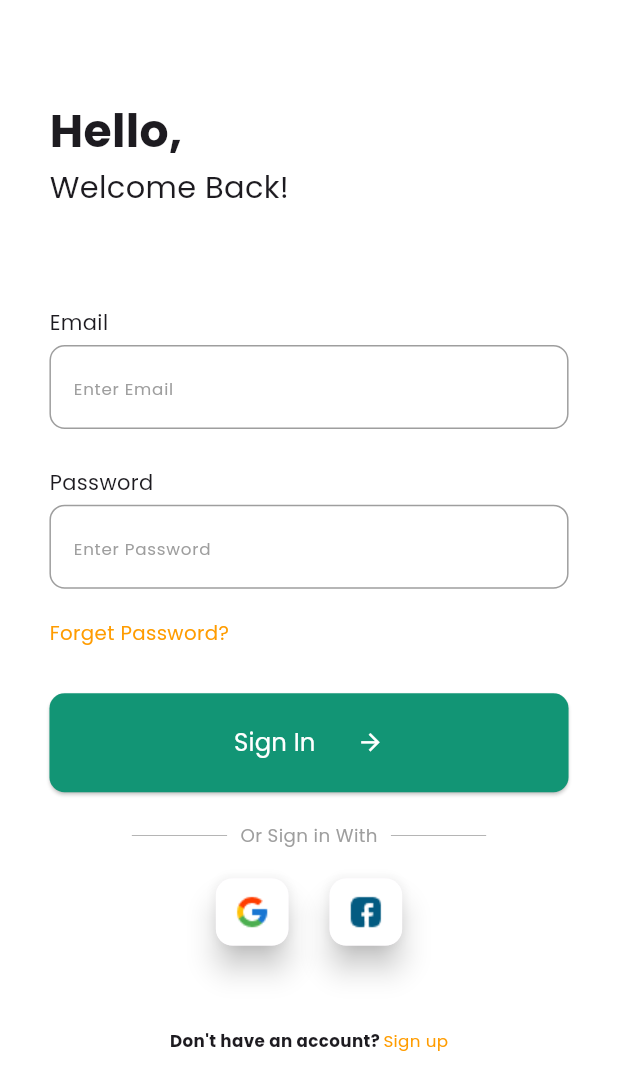
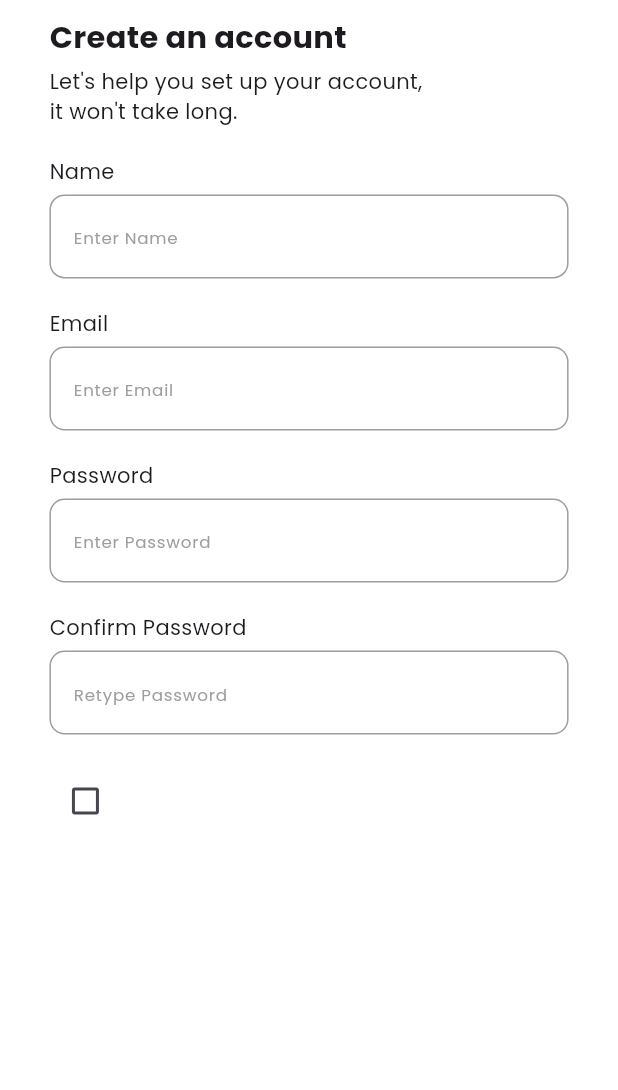
Before and after one commit to MohamedGomaa201/Food_Recipes, a Flutter app: the SigninView screen opened directly, after a tap on "Sign up", on a phone screen of 412 x 824 dp. Shown: the top 1090 px of the screen. Run offline on Flutter 3.47's test engine with Material 3 defaults, Android fonts, the phone set to English and light mode, and no system bars; our stand-ins replace flutter_screenutil.

Commit message:
Starting Working in signup view

```diff
--- a/lib/core/themes/app_colors.dart
+++ b/lib/core/themes/app_colors.dart
@@ -2,4 +2,5 @@ import 'package:flutter/material.dart';
 
 class AppColors {
   static const mainColor = Color.fromRGBO(18, 149, 117, 1);
+  static const secondaryColor = Color.fromRGBO(255, 156, 0, 1);
 }
--- /dev/null
+++ b/lib/features/auth/presentation/view/signup_view.dart
@@ -0,0 +1,13 @@
+import 'package:flutter/material.dart';
+import 'package:food_recipes/features/auth/presentation/view/widgets/signup_body.dart';
+
+class SignupView extends StatelessWidget {
+  const SignupView({super.key});
+
+  @override
+  Widget build(BuildContext context) {
+    return Scaffold(
+      body: SignupBody(),
+    );
+  }
+}
--- a/lib/features/auth/presentation/view/widgets/non_clickable_with_clickable_text.dart
+++ b/lib/features/auth/presentation/view/widgets/non_clickable_with_clickable_text.dart
@@ -5,10 +5,11 @@ import 'package:food_recipes/core/themes/styles.dart';
 class NonClickableWithClickableText extends StatelessWidget {
   final String nonClickable;
   final String clickable;
+  final Function() onTap;
   const NonClickableWithClickableText({
     super.key,
     required this.nonClickable,
-    required this.clickable,
+    required this.clickable, required this.onTap,
   });
 
   @override
@@ -22,7 +23,7 @@ class NonClickableWithClickableText extends StatelessWidget {
         ),
         SizedBox(width: 2.w),
         GestureDetector(
-          onTap: () {},
+          onTap: onTap,
           child: Text(
             clickable,
             style: Styles.textStyleSecColor13.copyWith(fontSize: 11.sp),
--- a/lib/features/auth/presentation/view/widgets/signin_body.dart
+++ b/lib/features/auth/presentation/view/widgets/signin_body.dart
@@ -3,6 +3,7 @@ import 'package:flutter_screenutil/flutter_screenutil.dart';
 import 'package:food_recipes/core/constants/app_images.dart';
 import 'package:food_recipes/core/themes/styles.dart';
 import 'package:food_recipes/core/shared%20widgets/custom_app_button.dart';
+import 'package:food_recipes/features/auth/presentation/view/signup_view.dart';
 import 'package:food_recipes/features/auth/presentation/view/widgets/custom_text_field.dart';
 import 'package:food_recipes/features/auth/presentation/view/widgets/non_clickable_with_clickable_text.dart';
 import 'package:food_recipes/features/auth/presentation/view/widgets/social_media_button.dart';
@@ -33,7 +34,7 @@ class SigninBody extends StatelessWidget {
             child: Text("Forget Password?", style: Styles.textStyleSecColor13),
           ),
           SizedBox(height: 30.h),
-          CustomAppButton(text: "Sign In", onPressed: () {}, height: 65,),
+          CustomAppButton(text: "Sign In", onPressed: () {}, height: 65),
           SizedBox(height: 20.h),
           TextInsideDivider(text: "Or Sign in With"),
           SizedBox(height: 20.h),
@@ -49,6 +50,12 @@ class SigninBody extends StatelessWidget {
           NonClickableWithClickableText(
             nonClickable: "Don't have an account?",
             clickable: "Sign up",
+            onTap: () {
+              Navigator.pushReplacement(
+                context,
+                MaterialPageRoute(builder: (context) => SignupView()),
+              );
+            },
           ),
         ],
       ),
--- /dev/null
+++ b/lib/features/auth/presentation/view/widgets/signup_body.dart
@@ -0,0 +1,46 @@
+import 'package:flutter/material.dart';
+import 'package:flutter_screenutil/flutter_screenutil.dart';
+import 'package:food_recipes/core/themes/app_colors.dart';
+import 'package:food_recipes/features/auth/presentation/view/widgets/custom_text_field.dart';
+
+class SignupBody extends StatelessWidget {
+  const SignupBody({super.key});
+
+  @override
+  Widget build(BuildContext context) {
+    return SafeArea(
+      child: Padding(
+        padding: EdgeInsets.symmetric(vertical: 10.h, horizontal: 30.w),
+        child: Column(
+          crossAxisAlignment: CrossAxisAlignment.start,
+          children: [
+            Text(
+              "Create an account",
+              style: TextStyle(fontSize: 20.sp, fontWeight: FontWeight.bold),
+            ),
+            SizedBox(height: 5.h),
+            Text("Let's help you set up your account,\nit won't take long."),
+            SizedBox(height: 20.h),
+            CustomTextField(aboveHint: "Name", hintText: "Enter Name"),
+            SizedBox(height: 20.h),
+            CustomTextField(aboveHint: "Email", hintText: "Enter Email"),
+            SizedBox(height: 20.h),
+            CustomTextField(aboveHint: "Password", hintText: "Enter Password"),
+            SizedBox(height: 20.h),
+            CustomTextField(
+              aboveHint: "Confirm Password",
+              hintText: "Retype Password",
+            ),
+            SizedBox(height: 20.h),
+            Checkbox(
+              value: false,
+              onChanged: (value) {},
+              activeColor: AppColors.secondaryColor,
+              overlayColor: WidgetStatePropertyAll(AppColors.secondaryColor),
+            ),
+          ],
+        ),
+      ),
+    );
+  }
+}
```
